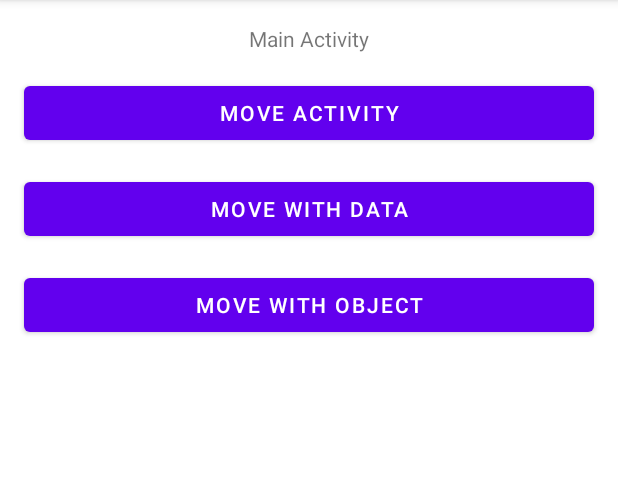
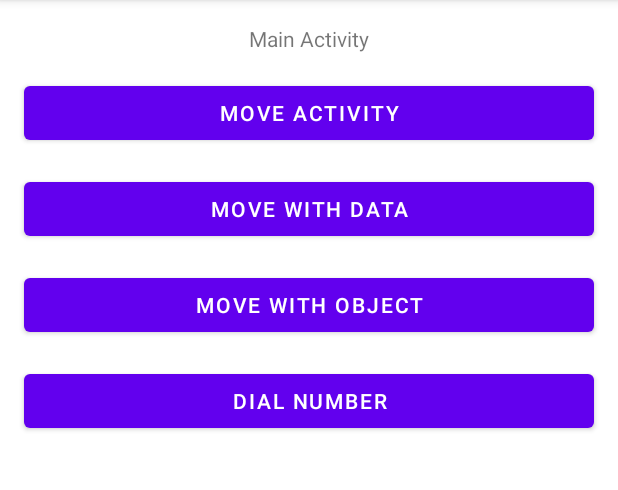
Before and after one commit to fahram/Latihan-Intent, an Android app: the screen it shows after launch (MainActivity), on a phone screen of 412 x 824 dp, the part 84-574 px from its top. Run offline under Robolectric (Android 15) with nearby library versions, the phone set to English and light mode, and no system bars.

Commit message:
Action Dial (Implicit)

```diff
--- a/app/src/main/java/com/fahram/latihanintent/MainActivity.kt
+++ b/app/src/main/java/com/fahram/latihanintent/MainActivity.kt
@@ -1,6 +1,7 @@
 package com.fahram.latihanintent
 
 import android.content.Intent
+import android.net.Uri
 import androidx.appcompat.app.AppCompatActivity
 import android.os.Bundle
 import android.view.View
@@ -10,6 +11,7 @@ class MainActivity : AppCompatActivity(), View.OnClickListener {
     lateinit var btnMove : Button
     lateinit var btnMoveWithData: Button
     lateinit var btnMoveWithObject: Button
+    lateinit var btnDial: Button
 
     override fun onCreate(savedInstanceState: Bundle?) {
         super.onCreate(savedInstanceState)
@@ -17,10 +19,12 @@ class MainActivity : AppCompatActivity(), View.OnClickListener {
         btnMove = findViewById(R.id.btn_move)
         btnMoveWithData = findViewById(R.id.btn_move_with_data)
         btnMoveWithObject = findViewById(R.id.btn_move_with_object)
+        btnDial = findViewById(R.id.btn_dial)
 
         btnMove.setOnClickListener(this)
         btnMoveWithData.setOnClickListener(this)
         btnMoveWithObject.setOnClickListener(this)
+        btnDial.setOnClickListener(this)
     }
 
     override fun onClick(v: View?) {
@@ -40,6 +44,9 @@ class MainActivity : AppCompatActivity(), View.OnClickListener {
                 intent.putExtra(MoveWithObjectActivity.EXTRA_MAHASISWA, mahasiswa)
                 startActivity(intent)
             }
+            R.id.btn_dial -> {
+                startActivity(Intent(Intent.ACTION_DIAL, Uri.parse("tel:0816689298")))
+            }
         }
     }
 }
--- a/app/src/main/res/layout/activity_main.xml
+++ b/app/src/main/res/layout/activity_main.xml
@@ -52,4 +52,16 @@
         app:layout_constraintStart_toStartOf="parent"
         app:layout_constraintTop_toBottomOf="@+id/btn_move_with_data" />
 
+    <Button
+        android:id="@+id/btn_dial"
+        android:layout_width="0dp"
+        android:layout_height="wrap_content"
+        android:layout_marginStart="16dp"
+        android:layout_marginTop="16dp"
+        android:layout_marginEnd="16dp"
+        android:text="Dial Number"
+        app:layout_constraintEnd_toEndOf="parent"
+        app:layout_constraintStart_toStartOf="parent"
+        app:layout_constraintTop_toBottomOf="@+id/btn_move_with_object" />
+
 </androidx.constraintlayout.widget.ConstraintLayout>
```
